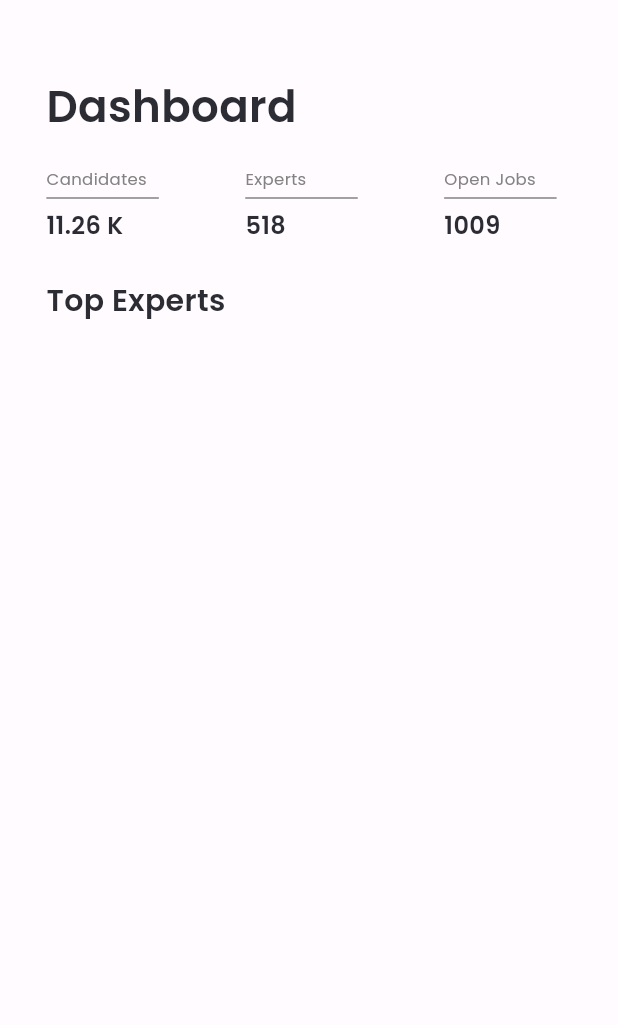
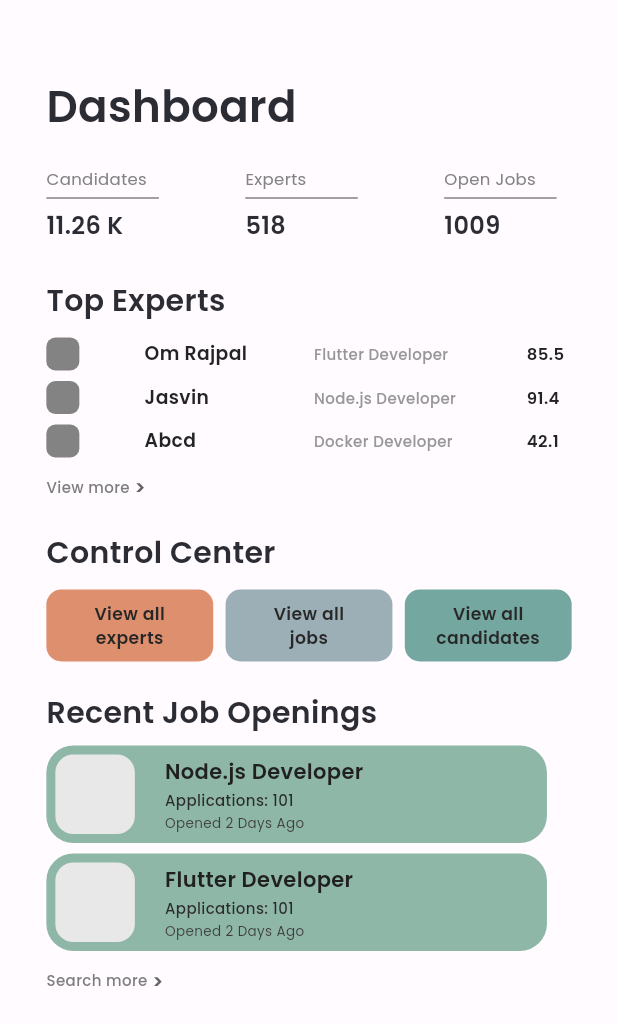
Before and after one commit to om13rajpal/SIH-app, a Flutter app: the Homepage screen opened directly, on a phone screen of 412 x 824 dp. Shown: the top 1025 px of the screen. Run offline on Flutter 3.47's test engine with Material 3 defaults, Android fonts, the phone set to English and light mode, and no system bars; our stand-ins replace fluttertoast, lottie, percent_indicator.

Commit message:
designed the dashboard page

```diff
--- /dev/null
+++ b/lib/components/dashbutton.dart
@@ -0,0 +1,33 @@
+import 'package:flutter/material.dart';
+
+class DashboardButton extends StatelessWidget{
+  final Color colour;
+  final String text;
+  const DashboardButton({super.key, required this.colour, required this.text});
+
+  @override
+  Widget build(BuildContext context) {
+    return Container(
+                          height: 48,
+                          width: MediaQuery.of(context).size.width * 0.27,
+                          alignment: Alignment.center,
+                          decoration: BoxDecoration(
+                              color: colour,
+                              borderRadius: BorderRadius.circular(10)),
+                         child: Padding(
+                            padding: const EdgeInsets.all(8.0),
+                            child: Center(
+                                child: Text(
+                              textAlign: TextAlign.center,
+                              text,
+                              style: const TextStyle(
+                                  fontSize: 11.5,
+                                  fontFamily: 'Poppins',
+                                  fontWeight: FontWeight.w600,
+                                  color: Color(0xff272727)),
+                            )),
+                          ),
+                        );
+  }
+
+}
--- /dev/null
+++ b/lib/components/topexperts.dart
@@ -0,0 +1,57 @@
+import 'package:drdo/components/text.dart';
+import 'package:flutter/material.dart';
+
+class TopExperts extends StatelessWidget{
+  final String name;
+  final String job;
+  final String score;
+  const TopExperts({super.key, required this.name, required this.job, required this.score});
+
+  @override
+  Widget build(BuildContext context) {
+    return Row(
+                  crossAxisAlignment: CrossAxisAlignment.center,
+                  mainAxisAlignment: MainAxisAlignment.spaceBetween,
+                  children: [
+                    Container(
+                      height: 22,
+                      width: 22,
+                      decoration: BoxDecoration(
+                          color: const Color(0xff838383),
+                          borderRadius: BorderRadius.circular(6)),
+                    ),
+                    Row(
+                      children: [
+                        SizedBox(
+                          width: MediaQuery.of(context).size.width * 0.25,
+                          child: TextData(
+                              text: name,
+                              fontSize: 12.5,
+                              fontWeight: FontWeight.w600,
+                              color: const Color(0xff232323)),
+                        ),
+                        const SizedBox(
+                          width: 10,
+                        ),
+                    SizedBox(
+                      width: MediaQuery.of(context).size.width * 0.32,
+                      child: TextData(text: job, fontSize: 10, fontWeight: FontWeight.w500, color: const Color(0xff979797))),
+                      const SizedBox(
+                        width: 10,
+                      ),
+                    SizedBox(
+                      width: 30,
+                      child: TextData(
+                          text: score,
+                          fontSize: 11,
+                          fontWeight: FontWeight.w600,
+                          color: const Color(0xff232323)),
+                    ),
+                      ],
+                    ),
+
+                  ],
+                );
+  }
+
+}
--- a/lib/homepage.dart
+++ b/lib/homepage.dart
@@ -1,8 +1,11 @@
 import 'package:drdo/components/background.dart';
+import 'package:drdo/components/dashbutton.dart';
+import 'package:drdo/components/job.dart';
 import 'package:drdo/components/mainheading.dart';
 import 'package:drdo/components/numbers.dart';
 import 'package:drdo/components/sectionheading.dart';
 import 'package:drdo/components/text.dart';
+import 'package:drdo/components/topexperts.dart';
 import 'package:flutter/material.dart';
 
 class Homepage extends StatelessWidget {
@@ -17,17 +20,17 @@ class Homepage extends StatelessWidget {
           child: SizedBox(
             height: MediaQuery.of(context).size.height,
             width: MediaQuery.of(context).size.width * 0.85,
-            child: const Column(
+            child: Column(
               crossAxisAlignment: CrossAxisAlignment.start,
               children: [
-                SizedBox(
+                const SizedBox(
                   height: 50,
                 ),
-                Mainheading(text: "Dashboard"),
-                SizedBox(
+                const Mainheading(text: "Dashboard"),
+                const SizedBox(
                   height: 20,
                 ),
-                Row(
+                const Row(
                   crossAxisAlignment: CrossAxisAlignment.center,
                   mainAxisAlignment: MainAxisAlignment.spaceBetween,
                   children: [
@@ -36,12 +39,120 @@ class Homepage extends StatelessWidget {
                     Numbers(label: "Open Jobs", value: "1009"),
                   ],
                 ),
-
-                SizedBox(
+                const SizedBox(
                   height: 20,
                 ),
-
-                Sectionheading(text: "Top Experts")
+                const Sectionheading(text: "Top Experts"),
+                const SizedBox(
+                  height: 10,
+                ),
+                const TopExperts(
+                    name: "Om Rajpal", job: "Flutter Developer", score: "85.5"),
+                const SizedBox(
+                  height: 7,
+                ),
+                const TopExperts(
+                    name: "Jasvin", job: "Node.js Developer", score: "91.4"),
+                const SizedBox(
+                  height: 7,
+                ),
+                const TopExperts(
+                    name: "Abcd", job: "Docker Developer", score: "42.1"),
+                const SizedBox(
+                  height: 10,
+                ),
+                InkWell(
+                  onTap: () {
+                    print("view more");
+                  },
+                  child: Row(
+                    mainAxisAlignment: MainAxisAlignment.start,
+                    crossAxisAlignment: CrossAxisAlignment.center,
+                    children: [
+                      const TextData(
+                          text: "View more",
+                          fontSize: 10,
+                          fontWeight: FontWeight.w500,
+                          color: Color(0xff7E7E7E)),
+                      const SizedBox(
+                        width: 3,
+                      ),
+                      Transform.translate(
+                          offset: const Offset(0, 1),
+                          child: const TextData(
+                              text: ">",
+                              fontSize: 13,
+                              fontWeight: FontWeight.w600,
+                              color: Color.fromARGB(255, 100, 100, 100))),
+                    ],
+                  ),
+                ),
+                const SizedBox(
+                  height: 20,
+                ),
+                const Sectionheading(text: "Control Center"),
+                const SizedBox(
+                  height: 10,
+                ),
+                const Row(
+                  mainAxisAlignment: MainAxisAlignment.spaceBetween,
+                  crossAxisAlignment: CrossAxisAlignment.center,
+                  children: [
+                    DashboardButton(
+                        colour: Color(0xffDE8F6E), text: "View all\nexperts"),
+                    DashboardButton(
+                        colour: Color(0xff9CAFB7), text: "View all\njobs"),
+                    DashboardButton(
+                        colour: Color(0xff73A7A0),
+                        text: "View all\ncandidates"),
+                  ],
+                ),
+                const SizedBox(
+                  height: 20,
+                ),
+                const Sectionheading(text: "Recent Job Openings"),
+                const SizedBox(
+                  height: 7,
+                ),
+                Column(
+                  crossAxisAlignment: CrossAxisAlignment.start,
+                  children: [
+                    const Job(jobTitle: "Node.js Developer"),
+                    const SizedBox(
+                      height: 7,
+                    ),
+                    const Job(jobTitle: "Flutter Developer"),
+                    const SizedBox(
+                      height: 10,
+                    ),
+                    InkWell(
+                      onTap: () {
+                        print("view more");
+                      },
+                      child: Row(
+                        mainAxisAlignment: MainAxisAlignment.start,
+                        crossAxisAlignment: CrossAxisAlignment.center,
+                        children: [
+                          const TextData(
+                              text: "Search more",
+                              fontSize: 10,
+                              fontWeight: FontWeight.w500,
+                              color: Color(0xff7E7E7E)),
+                          const SizedBox(
+                            width: 3,
+                          ),
+                          Transform.translate(
+                              offset: const Offset(0, 1),
+                              child: const TextData(
+                                  text: ">",
+                                  fontSize: 13,
+                                  fontWeight: FontWeight.w600,
+                                  color: Color.fromARGB(255, 100, 100, 100))),
+                        ],
+                      ),
+                    ),
+                  ],
+                ),
               ],
             ),
           ),
```
